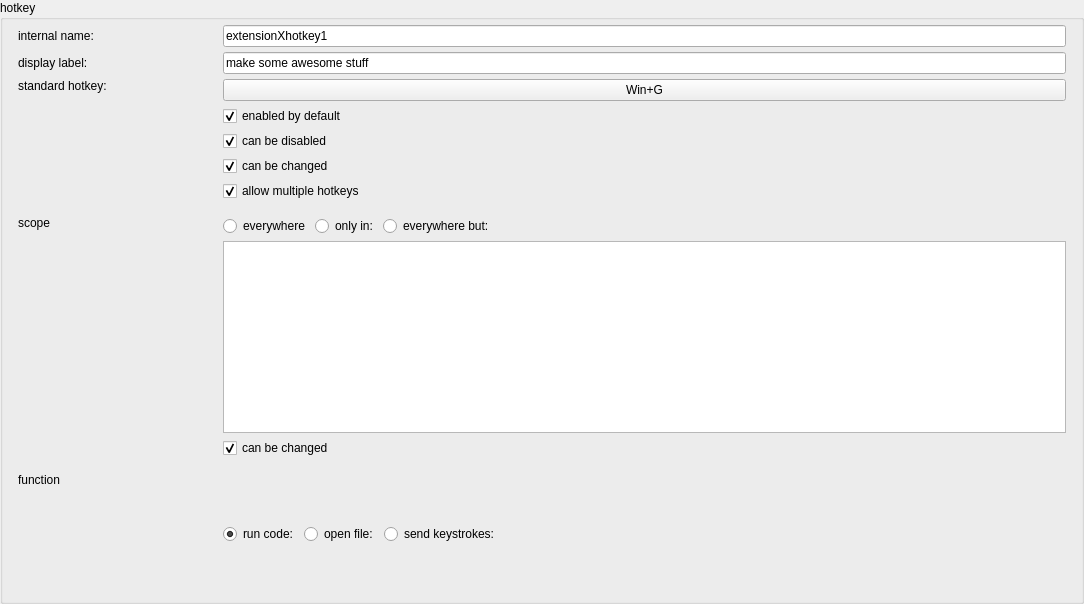
Above: ui/hotkey_edit.ui from ewerybody/a2 before the change. Below: the same form after it.
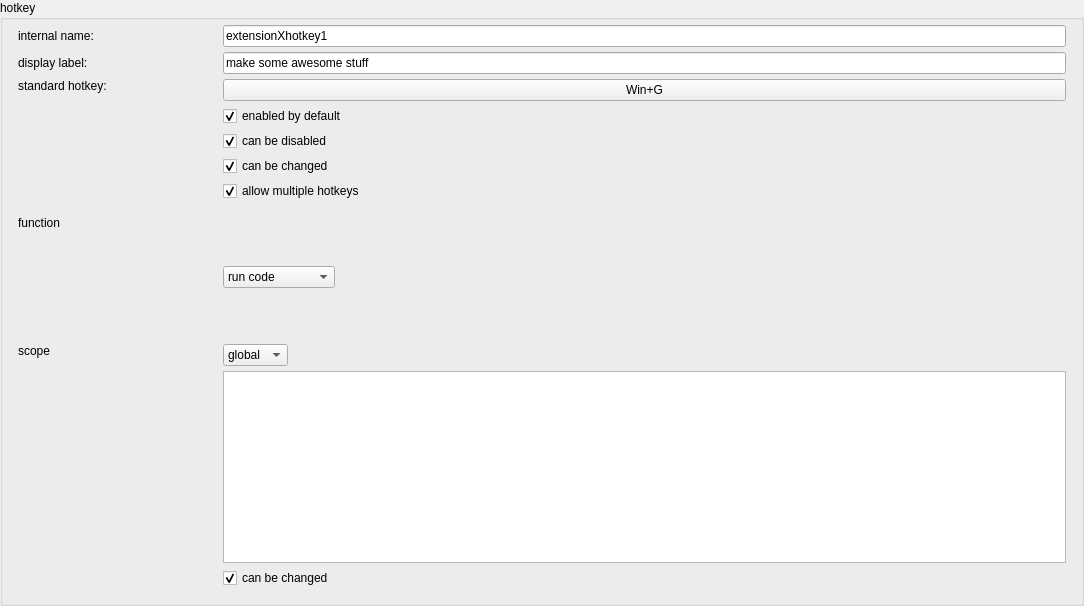
That is the form after the change.

Commit message:
ui tweaks on hotkeys and main scrollLayout
Found right spot to put vertical size policy in the ScrollLayout. Its
rebuild on any draw! Ctrls now keep together vertically. Also made the
hotkey edit ui smaller horizontally, renamed function section and sorted
it up.

Patch:
```diff
--- a/ui/hotkey_edit.ui
+++ b/ui/hotkey_edit.ui
@@ -7,7 +7,7 @@
     <x>0</x>
     <y>0</y>
     <width>1084</width>
-    <height>604</height>
+    <height>606</height>
    </rect>
   </property>
   <property name="windowTitle">
@@ -189,6 +189,95 @@
         </item>
        </layout>
       </item>
+      <item>
+       <layout class="QHBoxLayout" name="functionLayout" stretch="0,1">
+        <item>
+         <layout class="QVBoxLayout" name="functionLabelLayout">
+          <item>
+           <widget class="QLabel" name="functionLabel">
+            <property name="minimumSize">
+             <size>
+              <width>200</width>
+              <height>0</height>
+             </size>
+            </property>
+            <property name="maximumSize">
+             <size>
+              <width>200</width>
+              <height>16777215</height>
+             </size>
+            </property>
+            <property name="text">
+             <string>function</string>
+            </property>
+           </widget>
+          </item>
+          <item>
+           <spacer name="verticalSpacer_6">
+            <property name="orientation">
+             <enum>Qt::Vertical</enum>
+            </property>
+            <property name="sizeHint" stdset="0">
+             <size>
+              <width>20</width>
+              <height>0</height>
+             </size>
+            </property>
+           </spacer>
+          </item>
+         </layout>
+        </item>
+        <item>
+         <layout class="QVBoxLayout" name="functionCtrlLayout">
+          <property name="spacing">
+           <number>6</number>
+          </property>
+          <property name="bottomMargin">
+           <number>0</number>
+          </property>
+          <item>
+           <layout class="QHBoxLayout" name="functionRowLayout" stretch="0,0">
+            <property name="topMargin">
+             <number>0</number>
+            </property>
+            <item>
+             <widget class="QComboBox" name="functionComboBox">
+              <item>
+               <property name="text">
+                <string>run code</string>
+               </property>
+              </item>
+              <item>
+               <property name="text">
+                <string>open file/url</string>
+               </property>
+              </item>
+              <item>
+               <property name="text">
+                <string>send keystroke</string>
+               </property>
+              </item>
+             </widget>
+            </item>
+            <item>
+             <spacer name="horizontalSpacer_3">
+              <property name="orientation">
+               <enum>Qt::Horizontal</enum>
+              </property>
+              <property name="sizeHint" stdset="0">
+               <size>
+                <width>40</width>
+                <height>20</height>
+               </size>
+              </property>
+             </spacer>
+            </item>
+           </layout>
+          </item>
+         </layout>
+        </item>
+       </layout>
+      </item>
       <item>
        <layout class="QHBoxLayout" name="scopeLayout" stretch="0,1">
         <property name="bottomMargin">
@@ -239,32 +328,27 @@
            <number>0</number>
           </property>
           <item>
-           <layout class="QHBoxLayout" name="scopeRowLayout" stretch="0,0,0,0">
+           <layout class="QHBoxLayout" name="scopeRowLayout" stretch="0,0">
             <property name="topMargin">
              <number>0</number>
             </property>
             <item>
-             <widget class="QRadioButton" name="scopeEverywhere">
-              <property name="text">
-               <string>everywhere</string>
-              </property>
-              <property name="checked">
-               <bool>true</bool>
-              </property>
-             </widget>
-            </item>
-            <item>
-             <widget class="QRadioButton" name="scopeEnableIn">
-              <property name="text">
-               <string>only in:</string>
-              </property>
-             </widget>
-            </item>
-            <item>
-             <widget class="QRadioButton" name="scopeDisableIn">
-              <property name="text">
-               <string>everywhere but:</string>
-              </property>
+             <widget class="QComboBox" name="comboBox">
+              <item>
+               <property name="text">
+                <string>global</string>
+               </property>
+              </item>
+              <item>
+               <property name="text">
+                <string>only in</string>
+               </property>
+              </item>
+              <item>
+               <property name="text">
+                <string>not in</string>
+               </property>
+              </item>
              </widget>
             </item>
             <item>
@@ -283,7 +367,14 @@
            </layout>
           </item>
           <item>
-           <widget class="QListView" name="cfg_scope"/>
+           <widget class="QListView" name="cfg_scope">
+            <property name="sizePolicy">
+             <sizepolicy hsizetype="Expanding" vsizetype="Maximum">
+              <horstretch>0</horstretch>
+              <verstretch>0</verstretch>
+             </sizepolicy>
+            </property>
+           </widget>
           </item>
           <item>
            <widget class="QCheckBox" name="cfg_scopeChange">
@@ -299,100 +390,6 @@
         </item>
        </layout>
       </item>
-      <item>
-       <layout class="QHBoxLayout" name="scopeLayout_3" stretch="0,1">
-        <item>
-         <layout class="QVBoxLayout" name="scopeLabelLayout_3">
-          <item>
-           <widget class="QLabel" name="scopeLabel_3">
-            <property name="minimumSize">
-             <size>
-              <width>200</width>
-              <height>0</height>
-             </size>
-            </property>
-            <property name="maximumSize">
-             <size>
-              <width>200</width>
-              <height>16777215</height>
-             </size>
-            </property>
-            <property name="text">
-             <string>function</string>
-            </property>
-           </widget>
-          </item>
-          <item>
-           <spacer name="verticalSpacer_6">
-            <property name="orientation">
-             <enum>Qt::Vertical</enum>
-            </property>
-            <property name="sizeHint" stdset="0">
-             <size>
-              <width>20</width>
-              <height>0</height>
-             </size>
-            </property>
-           </spacer>
-          </item>
-         </layout>
-        </item>
-        <item>
-         <layout class="QVBoxLayout" name="scopeCtrlLayout_3">
-          <property name="spacing">
-           <number>6</number>
-          </property>
-          <property name="bottomMargin">
-           <number>0</number>
-          </property>
-          <item>
-           <layout class="QHBoxLayout" name="scopeRowLayout_3" stretch="0,0,0,0">
-            <property name="topMargin">
-             <number>0</number>
-            </property>
-            <item>
-             <widget class="QRadioButton" name="scopeEverywhere_3">
-              <property name="text">
-               <string>run code:</string>
-              </property>
-              <property name="checked">
-               <bool>true</bool>
-              </property>
-             </widget>
-            </item>
-            <item>
-             <widget class="QRadioButton" name="scopeEnableIn_3">
-              <property name="text">
-               <string>open file:</string>
-              </property>
-             </widget>
-            </item>
-            <item>
-             <widget class="QRadioButton" name="scopeDisableIn_3">
-              <property name="text">
-               <string>send keystrokes:</string>
-              </property>
-             </widget>
-            </item>
-            <item>
-             <spacer name="horizontalSpacer_3">
-              <property name="orientation">
-               <enum>Qt::Horizontal</enum>
-              </property>
-              <property name="sizeHint" stdset="0">
-               <size>
-                <width>40</width>
-                <height>20</height>
-               </size>
-              </property>
-             </spacer>
-            </item>
-           </layout>
-          </item>
-         </layout>
-        </item>
-       </layout>
-      </item>
      </layout>
     </widget>
    </item>
```
The commit also changes 2 other files.
